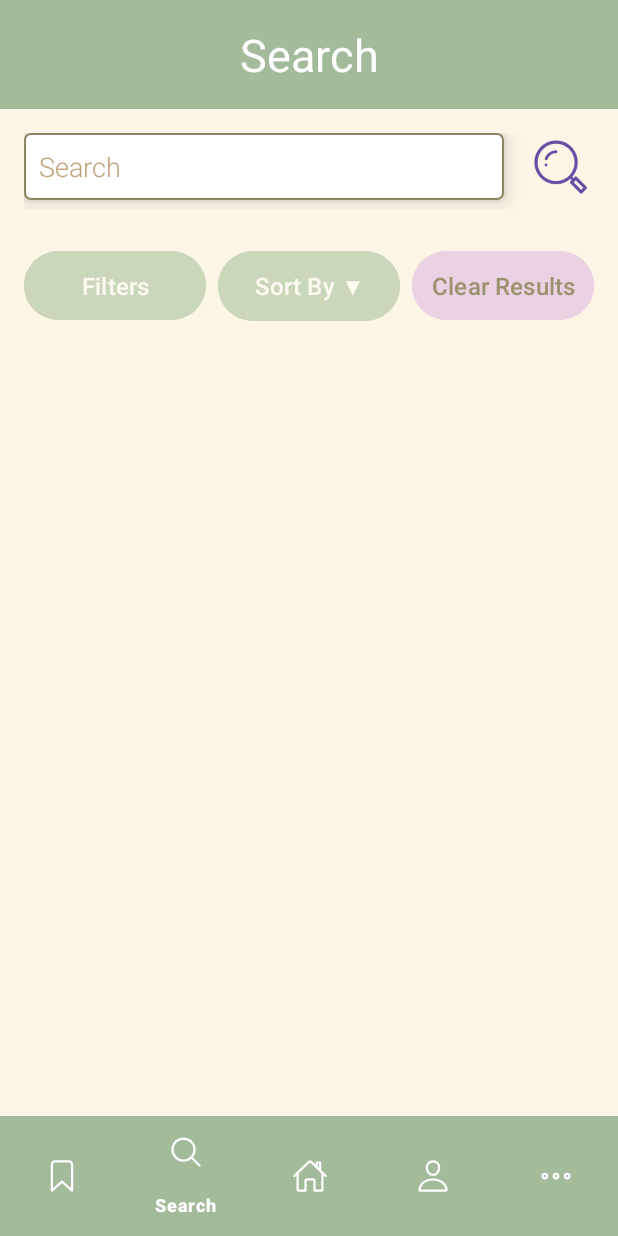
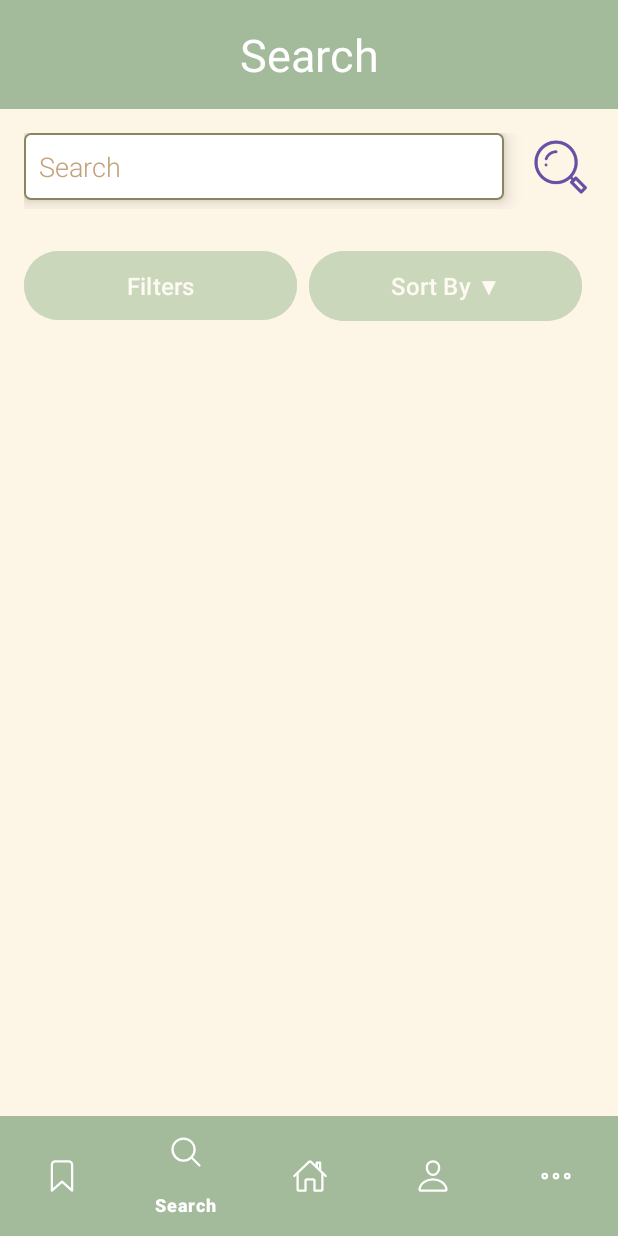
Before and after one commit to ittybittyfishy/Bookit, an Android app: the MainActivity screen opened directly, with no data from a screen before it, item 2 of the bottom bar chosen, on a phone screen of 412 x 824 dp. Run offline under Robolectric (Android 15) with nearby library versions, the phone set to English and light mode, and no system bars; our stand-ins replace CircleImageView, Firebase (no records; nobody signed in at launch, a user with empty details on screens opened directly); pictures from the network do not load.

Commit message:
Clear results button removed, clear filters button added

```diff
--- a/BookNook/app/src/main/java/com/example/booknook/MainActivity.kt
+++ b/BookNook/app/src/main/java/com/example/booknook/MainActivity.kt
@@ -67,15 +67,15 @@ class MainActivity : AppCompatActivity(), BookAdapter.RecyclerViewEvent {
             replaceFragment(homeFragment, "Home")
         }
 
+        // Inside MainActivity, for the bottom navigation:
         bottomNavigationView.setOnItemSelectedListener {
             when (it.itemId) {
                 R.id.home -> replaceFragment(homeFragment, "Home")
                 R.id.collections -> replaceFragment(collectionFragment, "My Books")
                 R.id.search -> {
-                    // Pass a flag to SearchFragment to clear the search results
+                    // Pass a flag to SearchFragment to clear the search query
                     val bundle = Bundle()
-                    bundle.putBoolean("clearSearch", true) // Notify the fragment to clear results
-
+                    bundle.putBoolean("clearSearch", true) // This flag tells SearchFragment to clear search input
                     searchFragment.arguments = bundle
                     replaceFragment(searchFragment, "Search")
                 }
@@ -84,6 +84,8 @@ class MainActivity : AppCompatActivity(), BookAdapter.RecyclerViewEvent {
             }
             true
         }
+
+
 
     }
 
--- a/BookNook/app/src/main/java/com/example/booknook/fragments/SearchFragment.kt
+++ b/BookNook/app/src/main/java/com/example/booknook/fragments/SearchFragment.kt
@@ -20,7 +20,7 @@ class SearchFragment : Fragment(), BookAdapter.RecyclerViewEvent {
     private lateinit var searchEditText: EditText
     private lateinit var filtersButton: Button
     private lateinit var sortByButton: Button
-    private lateinit var clearResultsButton: Button
+    private lateinit var clearFiltersButton: Button
     private lateinit var noResultsTextView: TextView
     private lateinit var recyclerView: RecyclerView
     private lateinit var bookAdapter: BookAdapter
@@ -54,7 +54,7 @@ class SearchFragment : Fragment(), BookAdapter.RecyclerViewEvent {
         searchEditText = view.findViewById(R.id.searchEditText)
         filtersButton = view.findViewById(R.id.filtersButton)
         sortByButton = view.findViewById(R.id.sortByButton)
-        clearResultsButton = view.findViewById(R.id.clearResultsButton)
+        clearFiltersButton = view.findViewById(R.id.clearFiltersButton)
         noResultsTextView = view.findViewById(R.id.noResultsTextView)
         recyclerView = view.findViewById(R.id.recyclerView)
 
@@ -65,20 +65,8 @@ class SearchFragment : Fragment(), BookAdapter.RecyclerViewEvent {
         filtersButton.alpha = 0.5f
         sortByButton.alpha = 0.5f
 
-        // Check for clear search flag in arguments
-        arguments?.getBoolean("clearSearch")?.let { shouldClearSearch ->
-            if (shouldClearSearch) {
-                clearSearchResults()
-            }
-        }
-
         searchButton.setOnClickListener {
             performSearch()
-            showClearButton() // Make sure the clear button is visible after performing a search
-        }
-
-        clearResultsButton.setOnClickListener {
-            clearSearchResults()
         }
 
         filtersButton.setOnClickListener {
@@ -86,43 +74,71 @@ class SearchFragment : Fragment(), BookAdapter.RecyclerViewEvent {
                 Toast.makeText(activity, "Please enter a search query first", Toast.LENGTH_SHORT).show()
             } else {
                 navigateToFilters()
-                showClearButton() // Keep the clear button visible when applying filters
-                // Set alpha back to 1.0 (fully visible) when there's a valid query
-                sortByButton.alpha = 1.0f
             }
         }
 
         sortByButton.setOnClickListener {
             if (currentQuery.isNullOrBlank()) {
                 Toast.makeText(activity, "Please enter a search query first", Toast.LENGTH_SHORT).show()
-                // Set alpha to 0.5 if no query is entered
             } else {
                 showSortByMenu()
-                // Set alpha back to 1.0 (fully visible) when there's a valid query
-                sortByButton.alpha = 1.0f
             }
         }
 
+        clearFiltersButton.setOnClickListener {
+            clearFilters()
+        }
 
         handleArguments()
     }
 
-    fun clearSearchResults() {
-        view?.post {
-            searchEditText.setText("") // Ensure the search bar text is cleared
-        }
-        bookList.clear() // Clear the book list
-        bookAdapter.notifyDataSetChanged() // Notify the adapter that data has changed
-        noResultsTextView.visibility = View.GONE // Hide the "no results" text
-
-        // Only hide the clear button if both the search text and filters are cleared
-        if (searchEditText.text.isEmpty() && includeGenres.isEmpty() && excludeGenres.isEmpty()) {
-            clearResultsButton.visibility = View.GONE
+    override fun onResume() {
+        super.onResume()
+        // Check for the "clearSearch" flag passed from MainActivity
+        arguments?.getBoolean("clearSearch")?.let { shouldClearSearch ->
+            if (shouldClearSearch) {
+                clearSearchQuery()
+            }
         }
     }
 
-    private fun showClearButton() {
-        clearResultsButton.visibility = View.VISIBLE // Ensure the clear button is always shown when results or filters are present
+    // Function to clear the search query and reset filters
+    private fun clearSearchQuery() {
+        searchEditText.text.clear() // Clear the search query text
+        bookList.clear() // Clear any previous results
+        bookAdapter.notifyDataSetChanged() // Notify the adapter
+        noResultsTextView.visibility = View.GONE // Hide "no results" message
+        filtersButton.isEnabled = false
+        filtersButton.alpha = 0.5f
+        sortByButton.isEnabled = false
+        sortByButton.alpha = 0.5f
+    }
+
+    // New function to clear filters
+    private fun clearFilters() {
+        // Clear filters like language, rating, and genre selections
+        languageFilter = null
+        minRating = 0f
+        maxRating = 5f
+        includeGenres.clear()
+        excludeGenres.clear()
+
+        // Reset the UI states, such as disabling the filters and sort buttons
+        filtersButton.alpha = 0.5f
+        filtersButton.isEnabled = false
+        sortByButton.alpha = 0.5f
+        sortByButton.isEnabled = false
+
+        // Hide the clear filters button since filters have been cleared
+        clearFiltersButton.visibility = View.GONE
+
+        Toast.makeText(activity, "Filters cleared", Toast.LENGTH_SHORT).show()
+
+        // Update the filter button text to "Filters"
+        updateFiltersButtonText()
+
+        // Optionally, refresh the search results without filters
+        performSearch()
     }
 
     private fun setupRecyclerViewScrollListener() {
@@ -155,6 +171,13 @@ class SearchFragment : Fragment(), BookAdapter.RecyclerViewEvent {
 
             searchEditText.setText(currentQuery)
 
+            // Show the clear filters button if filters are applied
+            if (includeGenres.isNotEmpty() || excludeGenres.isNotEmpty() || languageFilter != null || minRating > 0f || maxRating < 5f) {
+                clearFiltersButton.visibility = View.VISIBLE
+            } else {
+                clearFiltersButton.visibility = View.GONE
+            }
+
             updateFiltersButtonText()
 
             performSearch()
@@ -162,41 +185,19 @@ class SearchFragment : Fragment(), BookAdapter.RecyclerViewEvent {
     }
 
     private fun updateFiltersButtonText() {
-        val filtersApplied = mutableListOf<String>()
+        // Count the number of active filters
+        var filterCount = 0
 
-        if (includeGenres.isNotEmpty() || excludeGenres.isNotEmpty()) {
-            val genresList = mutableListOf<String>()
-            if (includeGenres.isNotEmpty()) {
-                genresList.add("Include: ${includeGenres.joinToString(", ")}")
-            }
-            if (excludeGenres.isNotEmpty()) {
-                genresList.add("Exclude: ${excludeGenres.joinToString(", ")}")
-            }
-            filtersApplied.add("Genres: ${genresList.joinToString("; ")}")
+        if (includeGenres.isNotEmpty()) filterCount += 1
+        if (excludeGenres.isNotEmpty()) filterCount += 1
+        if (!languageFilter.isNullOrBlank()) filterCount += 1
+        if (minRating > 0f || maxRating < 5f) filterCount += 1
+
+        // Update the Filters button text based on the number of active filters
+        filtersButton.text = when (filterCount) {
+            0 -> "Filters"
+            else -> "Filters ($filterCount)"
         }
-
-        if (!languageFilter.isNullOrBlank()) {
-            filtersApplied.add("Language: $languageFilter")
-        }
-
-        if (minRating > 0f || maxRating < 5f) {
-            filtersApplied.add("Rating: $minRating - $maxRating")
-        }
-
-        val filterText = if (filtersApplied.isNotEmpty()) {
-            "Filters (${filtersApplied.joinToString(", ")})"
-        } else {
-            "Filters"
-        }
-
-        filtersButton.text = if (filterText.length > 30) {
-            filterText.substring(0, 27) + "...)"
-        } else {
-            filterText
-        }
-
-        // Ensure the clear button is visible when filters are applied
-        showClearButton()
     }
 
     private fun performSearch() {
@@ -227,9 +228,6 @@ class SearchFragment : Fragment(), BookAdapter.RecyclerViewEvent {
 
             isSearching = false
             searchButton.isEnabled = true
-
-            // Ensure the clear button is visible after searching
-            showClearButton()
         }
     }
 
@@ -237,7 +235,8 @@ class SearchFragment : Fragment(), BookAdapter.RecyclerViewEvent {
         if (isLoading) return
 
         isLoading = true
-        val localLanguageFilter = languageFilter ?: ""
+        val localLanguageFilter = languageFilter ?: ""  // Language filter to be applied
+
         val localMaxRating = maxRating
         val localMinRating = minRating
 
@@ -257,6 +256,7 @@ class SearchFragment : Fragment(), BookAdapter.RecyclerViewEvent {
             return
         }
 
+        // Pass the languageFilter when searching books
         mainActivity.searchBooks(query, startIndex, localLanguageFilter.takeIf { it.isNotBlank() }) { books: List<BookItem>? ->
             isLoading = false
 
--- a/BookNook/app/src/main/res/layout/fragment_search.xml
+++ b/BookNook/app/src/main/res/layout/fragment_search.xml
@@ -83,10 +83,10 @@
 
         <!-- Clear Results Button -->
         <Button
-            android:id="@+id/clearResultsButton"
+            android:id="@+id/clearFiltersButton"
             android:layout_width="0dp"
             android:layout_height="wrap_content"
-            android:text="Clear Results"
+            android:text="Clear Filters"
             android:textSize="16sp"
             android:textColor="@color/main_text_brown"
             android:backgroundTint="@color/custom_tag_pink"
```
Also changed, not shown: BookNook/app/src/main/java/com/example/booknook/fragments/SearchFiltersFragment.kt (+7 -1 lines).
